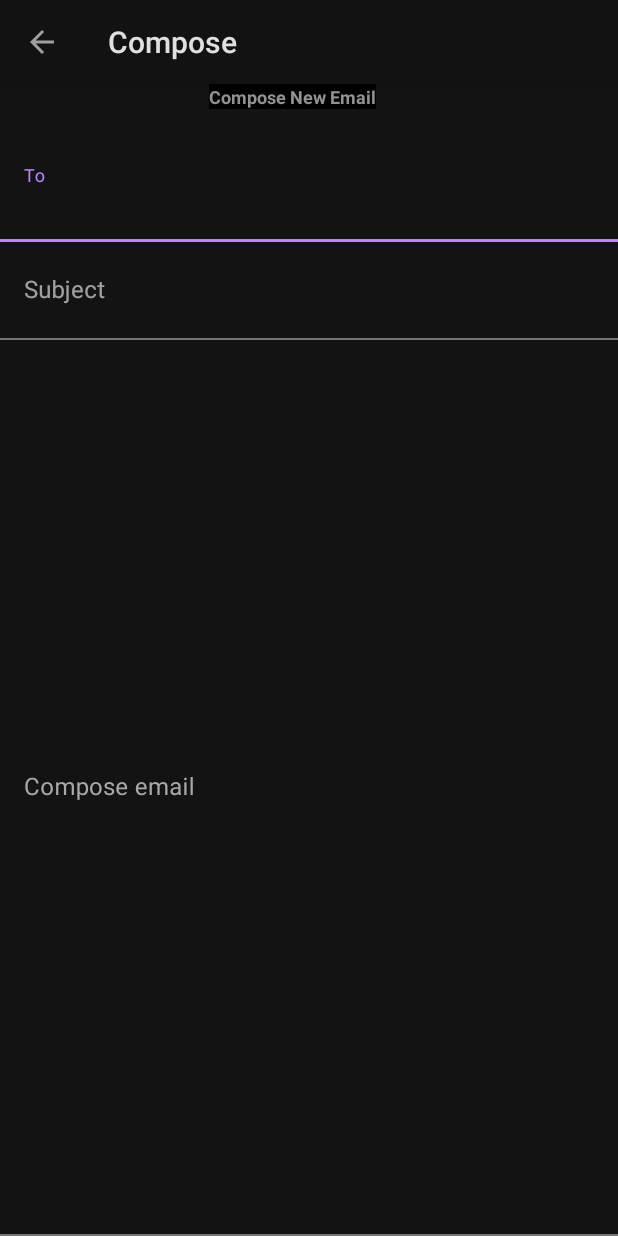
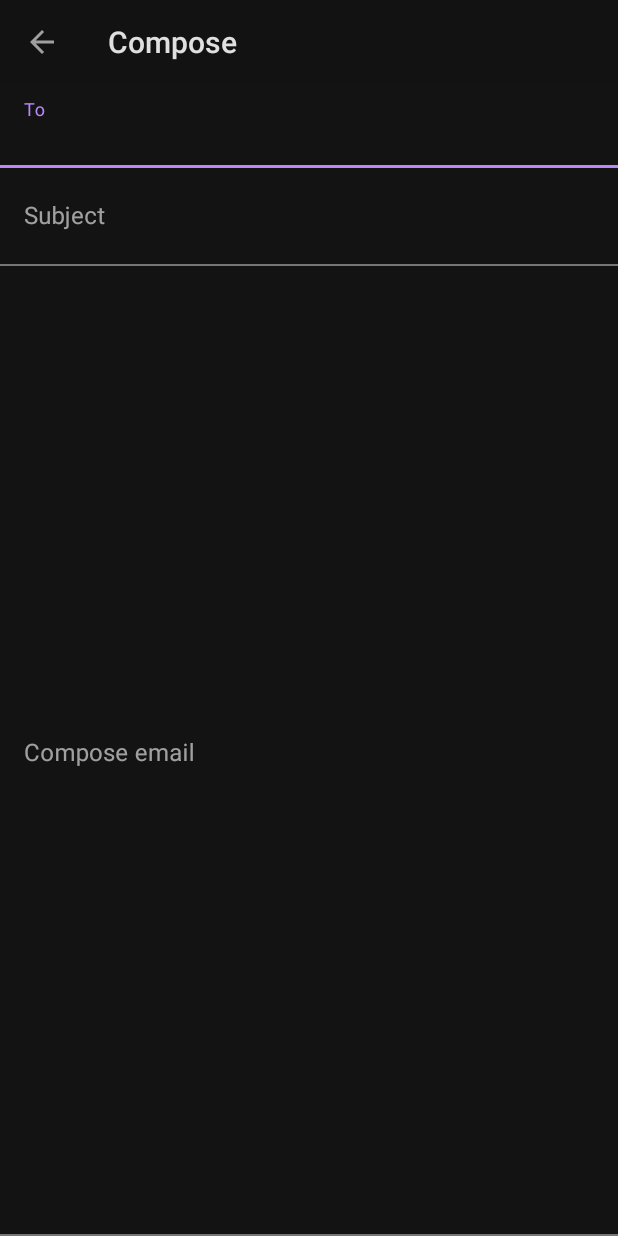
Before and after one commit to smswithoutborders/SMSWithoutBorders-App-Android, an Android app: the EmailCompose screen opened directly, with no data from a screen before it, on a phone screen of 412 x 824 dp. Run offline under Robolectric (Android 15) with nearby library versions, the light colour scheme and no system bars.

Commit message:
Update: Setting gravity to start help solved the issue with compose pushing upwards

```diff
--- a/app/src/main/java/com/example/sw0b_001/ListPlatforms/Emails/EmailSendMessageActivity.java
+++ b/app/src/main/java/com/example/sw0b_001/ListPlatforms/Emails/EmailSendMessageActivity.java
@@ -1,50 +1,18 @@
 package com.example.sw0b_001.ListPlatforms.Emails;
 
-import androidx.annotation.RequiresApi;
 import androidx.appcompat.app.AppCompatActivity;
-import androidx.core.app.ActivityCompat;
-import androidx.core.content.ContextCompat;
 
-import android.Manifest;
-import android.app.Activity;
-import android.app.PendingIntent;
-import android.content.BroadcastReceiver;
-import android.content.Context;
-import android.content.Intent;
-import android.content.IntentFilter;
-import android.content.pm.PackageManager;
-import android.os.Build;
 import android.os.Bundle;
-import android.telephony.SmsManager;
-import android.util.Base64;
 import android.view.View;
 import android.widget.ArrayAdapter;
-import android.widget.Button;
-import android.widget.EditText;
 import android.widget.ListView;
 import android.widget.TextView;
-import android.widget.Toast;
 
 import com.example.sw0b_001.R;
 import com.example.sw0b_001.SecurityLayer;
 
-import java.io.IOException;
-import java.io.UnsupportedEncodingException;
-import java.nio.charset.Charset;
-import java.nio.charset.CharsetDecoder;
-import java.security.InvalidAlgorithmParameterException;
-import java.security.InvalidKeyException;
 import java.security.KeyStore;
-import java.security.KeyStoreException;
-import java.security.NoSuchAlgorithmException;
-import java.security.NoSuchProviderException;
-import java.security.UnrecoverableKeyException;
-import java.security.cert.CertificateException;
 import java.util.ArrayList;
-
-import javax.crypto.BadPaddingException;
-import javax.crypto.IllegalBlockSizeException;
-import javax.crypto.NoSuchPaddingException;
 
 public class EmailSendMessageActivity extends AppCompatActivity {
 
@@ -106,7 +74,7 @@ public class EmailSendMessageActivity extends AppCompatActivity {
     }
 
     public void onClickSend(View view) {
-        TextView message = findViewById(R.id.edit_message);
+        TextView message = findViewById(R.id.layer_email_subject);
         String text = message.getText().toString();
 
         itemsAdapter.add(text);
--- a/app/src/main/res/layout/activity_email_compose.xml
+++ b/app/src/main/res/layout/activity_email_compose.xml
@@ -12,32 +12,18 @@
         android:background="@color/default_dark"
         android:orientation="vertical"
         app:layout_constraintEnd_toEndOf="parent"
-        app:layout_constraintHorizontal_bias="0.0"
+        app:layout_constraintHorizontal_bias="1.0"
         app:layout_constraintStart_toStartOf="parent"
         app:layout_constraintTop_toTopOf="parent">
-
-        <TextView
-            android:id="@+id/textView4"
-            android:layout_width="wrap_content"
-            android:layout_height="wrap_content"
-            android:layout_marginStart="139dp"
-            android:layout_marginBottom="7dp"
-            android:background="@color/black"
-            android:text="Compose New Email"
-            android:textAlignment="center"
-            android:textAppearance="@style/TextAppearance.AppCompat.Medium"
-            android:textColor="#939292"
-            android:textSize="12sp"
-            android:textStyle="bold" />
 
         <com.google.android.material.textfield.TextInputLayout
             android:id="@+id/textInputLayout"
             android:layout_width="match_parent"
-            android:layout_height="61dp"
-            android:layout_marginTop="20dp"
+            android:layout_height="wrap_content"
+            android:layout_marginTop="0dp"
             android:layout_marginEnd="0dp"
             android:hint="To"
-            app:layout_constraintBottom_toTopOf="@+id/textInputLayout1"
+            app:layout_constraintBottom_toTopOf="@+id/layer_email_subject"
             app:layout_constraintEnd_toEndOf="parent"
             app:layout_constraintStart_toStartOf="parent">
 
@@ -50,7 +36,7 @@
         </com.google.android.material.textfield.TextInputLayout>
 
         <com.google.android.material.textfield.TextInputLayout
-            android:id="@+id/textInputLayout1"
+            android:id="@+id/layer_email_subject"
             android:layout_width="match_parent"
             android:layout_height="65dp"
             android:layout_marginTop="0dp"
@@ -62,42 +48,60 @@
                 android:layout_width="match_parent"
                 android:layout_height="match_parent"
                 android:background="@color/default_dark"
-                android:inputType="textEmailSubject" />
+                android:inputType="textEmailSubject"
+                app:endIconMode="clear_text" />
         </com.google.android.material.textfield.TextInputLayout>
 
-        <!--        <EditText-->
-        <!--            android:id="@+id/email_subject"-->
-        <!--            android:layout_width="match_parent"-->
-        <!--            android:layout_height="65dp"-->
-        <!--            android:layout_below="@+id/textInputLayout"-->
-        <!--            android:layout_alignParentEnd="true"-->
-        <!--            android:layout_marginTop="12dp"-->
-        <!--            android:layout_marginEnd="0dp"-->
-        <!--            android:ems="10"-->
-        <!--            android:hint="Email Subject"-->
-        <!--            android:inputType="textPersonName" />-->
 
     </LinearLayout>
 
-    <com.google.android.material.textfield.TextInputLayout
+    <androidx.constraintlayout.widget.ConstraintLayout
         android:layout_width="0dp"
         android:layout_height="0dp"
-        android:backgroundTint="@color/default_dark"
-        android:hint="Compose email"
-        android:textColor="@color/white"
-        android:textColorHint="#A8A8A8"
         app:layout_constraintBottom_toBottomOf="parent"
         app:layout_constraintEnd_toEndOf="parent"
         app:layout_constraintStart_toStartOf="parent"
         app:layout_constraintTop_toBottomOf="@+id/relativeLayout">
 
-        <com.google.android.material.textfield.TextInputEditText
-            android:id="@+id/edit_message"
+        <com.google.android.material.textfield.TextInputLayout
+            android:id="@+id/layer_email_body"
             android:layout_width="match_parent"
             android:layout_height="match_parent"
-            android:background="@color/default_dark"
-            android:inputType="textPersonName"
-            android:textSize="16sp" />
-    </com.google.android.material.textfield.TextInputLayout>
+            android:hint="Compose email"
+            app:layout_constraintBottom_toBottomOf="parent"
+            app:layout_constraintEnd_toEndOf="parent"
+            app:layout_constraintStart_toStartOf="parent"
+            app:layout_constraintTop_toTopOf="parent">
+
+            <com.google.android.material.textfield.TextInputEditText
+                android:id="@+id/email_body"
+                android:layout_width="match_parent"
+                android:layout_height="match_parent"
+                android:gravity="start"
+                android:background="@color/default_dark"
+                android:inputType="textMultiLine" />
+        </com.google.android.material.textfield.TextInputLayout>
+    </androidx.constraintlayout.widget.ConstraintLayout>
+
+    <!--    <com.google.android.material.textfield.TextInputLayout-->
+<!--        android:layout_width="0dp"-->
+<!--        android:layout_height="0dp"-->
+<!--        android:backgroundTint="@color/default_dark"-->
+<!--        android:hint="Compose email"-->
+<!--        android:textColor="@color/white"-->
+<!--        android:textColorHint="#A8A8A8"-->
+<!--        app:layout_constraintBottom_toBottomOf="parent"-->
+<!--        app:layout_constraintEnd_toEndOf="parent"-->
+<!--        app:layout_constraintStart_toStartOf="parent"-->
+<!--        app:layout_constraintTop_toBottomOf="@+id/relativeLayout">-->
+
+<!--        <com.google.android.material.textfield.TextInputEditText-->
+<!--            android:id="@+id/edit_message"-->
+<!--            android:layout_width="match_parent"-->
+<!--            android:layout_height="match_parent"-->
+<!--            android:background="@color/default_dark"-->
+<!--            android:inputType="textPersonName"-->
+<!--            android:textSize="16sp" />-->
+<!--    </com.google.android.material.textfield.TextInputLayout>-->
 
 </androidx.constraintlayout.widget.ConstraintLayout>
```
